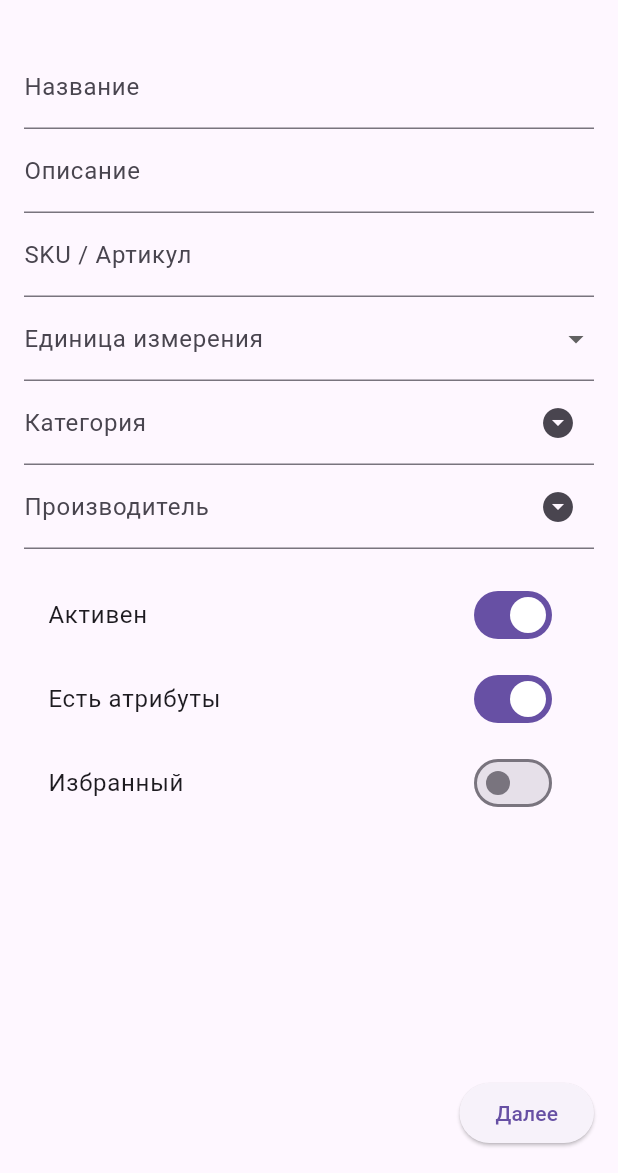
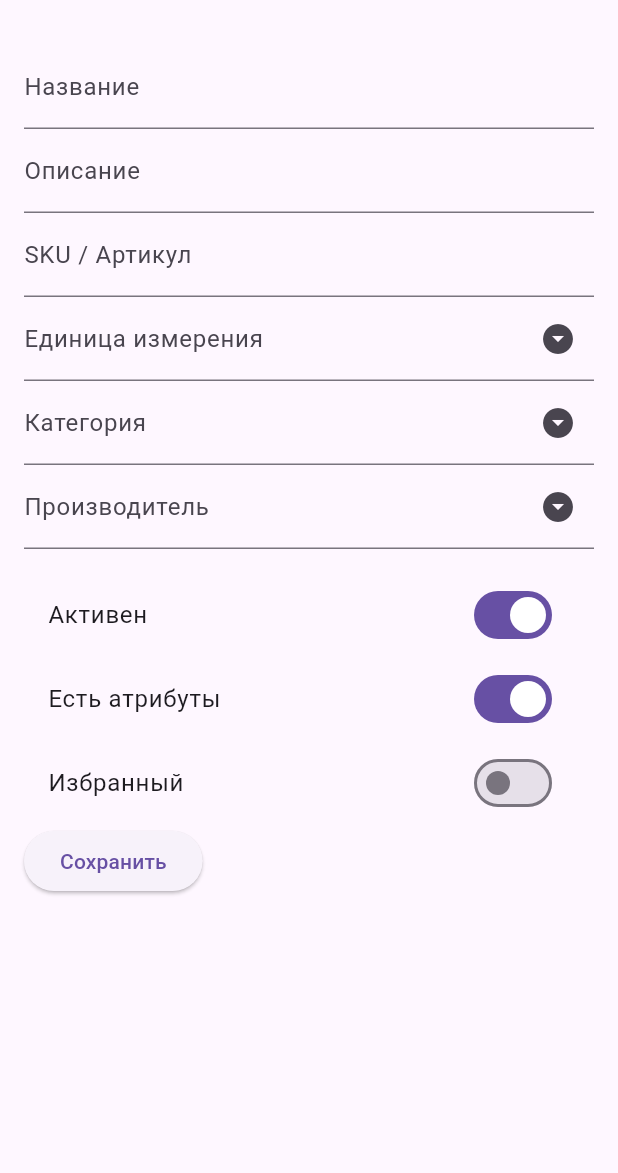
Before and after one commit to cnurba/service_admin, a Flutter app: the NewProductScreen screen opened directly, after a tap on "Есть атрибуты", on a phone screen of 412 x 824 dp, the part 63-1236 px from its top. Run offline on Flutter 3.47's test engine with Material 3 defaults, Android fonts, the phone set to English and light mode, and no system bars; our stand-ins replace dio, equatable, flutter_riverpod, flutter_secure_storage, flutter_slidable, get_it and 1 more; accounts and stored records are empty.

Commit message:
unit screen

```diff
--- a/lib/app/shop/products/application/application/new_product_provider/new_product_controller.dart
+++ b/lib/app/shop/products/application/application/new_product_provider/new_product_controller.dart
@@ -3,6 +3,7 @@ import 'package:service_admin/app/shop/brands/domain/models/brand_model.dart';
 import 'package:service_admin/app/shop/categories/domain/models/category_model.dart';
 import 'package:service_admin/app/shop/products/application/application/new_product_provider/new_product_state.dart';
 import 'package:service_admin/app/shop/products/domain/repositories/i_product_repository.dart';
+import 'package:service_admin/app/shop/units/domain/unit_model.dart';
 import 'package:service_admin/core/enums/state_type.dart';
 
 class NewProductController extends StateNotifier<NewProductState> {
@@ -34,7 +35,7 @@ class NewProductController extends StateNotifier<NewProductState> {
     state = state.copyWith(newProduct: state.newProduct.copyWith(sku: sku));
   }
 
-  void setUnit(String unit) {
+  void setUnit(UnitModel unit) {
     state = state.copyWith(newProduct: state.newProduct.copyWith(unit: unit));
   }
 
--- a/lib/app/shop/products/domain/models/new/new_product_model.dart
+++ b/lib/app/shop/products/domain/models/new/new_product_model.dart
@@ -1,18 +1,18 @@
 import 'package:equatable/equatable.dart';
-import 'package:flutter/foundation.dart';
 import 'package:service_admin/app/shop/brands/domain/models/brand_model.dart';
 import 'package:service_admin/app/shop/brands/infrastructure/dtos/brand_dto.dart';
 import 'package:service_admin/app/shop/categories/domain/models/category_model.dart';
 import 'package:service_admin/app/shop/categories/infrastructure/dtos/category_dto.dart';
+import 'package:service_admin/app/shop/units/domain/unit_model.dart';
 
-class NewProductModel extends Equatable {
+class NewProductModel extends Equatable{
   final String id;
   final String name;
   final String description;
   final CategoryModel category;
   final BrandModel brand;
-  final String unit;
-  final String sku; // артикул / SKU
+  final UnitModel unit;
+  final String sku;
   final bool isActive;
   final bool isFeatured;
   final bool hasAttributes;
@@ -37,7 +37,7 @@ class NewProductModel extends Equatable {
       description: '',
       category: CategoryModel.empty(),
       brand: BrandModel.empty(),
-      unit: '',
+      unit: UnitModel.empty(),
       sku: '',
       isActive: true,
       isFeatured: false,
@@ -53,7 +53,7 @@ class NewProductModel extends Equatable {
       'description': description,
       'category': CategoryDto.fromCategory(category).toJson(),
       'brand': BrandDto.fromBrand(brand).toJson(),
-      'unit': unit,
+      'unit': unit.toJson(unit),
       'sku': sku,
       'is_active': isActive,
       'is_featured': isFeatured,
@@ -67,7 +67,7 @@ class NewProductModel extends Equatable {
     String? description,
     CategoryModel? category,
     BrandModel? brand,
-    String? unit,
+    UnitModel? unit,
     String? sku,
     bool? isActive,
     bool? isFeatured,
--- a/lib/app/shop/products/domain/repositories/i_product_repository.dart
+++ b/lib/app/shop/products/domain/repositories/i_product_repository.dart
@@ -16,6 +16,8 @@ abstract class IProductRepository {
 
   Future<String> createProduct(NewProductModel product);
 
+  Future<List<String>> getProductImagesById(String uuid);
+
   /// Update an existing product.
   Future<void> updateProduct(String id, ProductModel product);
 
--- a/lib/app/shop/products/presentation/my_products/new/new_product_screen.dart
+++ b/lib/app/shop/products/presentation/my_products/new/new_product_screen.dart
@@ -1,11 +1,10 @@
 import 'package:flutter/material.dart';
 import 'package:flutter_riverpod/flutter_riverpod.dart';
-import 'package:service_admin/app/shop/brands/presentation/select/brand_select_text_field.dart';
-import 'package:service_admin/app/shop/categories/presentation/select/category_select_text_field.dart';
 import 'package:service_admin/app/shop/products/application/application/new_product_provider/new_product_controller.dart';
 import 'package:service_admin/app/shop/products/application/application/new_product_provider/new_product_provider.dart';
-import 'package:service_admin/app/shop/products/application/application/new_product_provider/new_product_state.dart';
-import 'package:service_admin/app/shop/products/presentation/my_products/new/widgets/product_field.dart';
+import 'package:service_admin/app/shop/products/presentation/my_products/new/pages/new_product_attribute_page.dart';
+import 'package:service_admin/app/shop/products/presentation/my_products/new/pages/new_product_images_page.dart';
+import 'package:service_admin/app/shop/products/presentation/my_products/new/pages/new_product_page.dart';
 import 'package:service_admin/core/enums/state_type.dart';
 
 class NewProductScreen extends ConsumerStatefulWidget {
@@ -17,16 +16,6 @@ class NewProductScreen extends ConsumerStatefulWidget {
 
 class _NewProductScreenState extends ConsumerState<NewProductScreen> {
   final _pageController = PageController();
-  final _formKey = GlobalKey<FormState>();
-
-  // Простейший список единиц измерения.
-  static const List<String> _units = [
-    "шт",
-    "кг",
-    "л",
-    "м",
-    "упаковка",
-  ]; // можно расширить
 
   int get _pageCount {
     final hasAttrs = ref.watch(newProductProvider).newProduct.hasAttributes;
@@ -77,14 +66,13 @@ class _NewProductScreenState extends ConsumerState<NewProductScreen> {
       }
     });
 
-    if (newProductState.stateType==StateType.success) {
+    if (newProductState.stateType == StateType.success) {
       // Успешно сохранено, выходим
       WidgetsBinding.instance.addPostFrameCallback((_) {
-         _goNext();
+        _goNext();
         // true - чтобы обновить список
       });
     }
-
     return Scaffold(
       appBar: AppBar(
         title: const Text('Новый товар'),
@@ -104,111 +92,19 @@ class _NewProductScreenState extends ConsumerState<NewProductScreen> {
               physics: const NeverScrollableScrollPhysics(),
               // управляем кнопками
               children: [
-                _buildFormPage(context, newProductState, controller, _formKey),
-                _buildImagesPage(),
-                if (_pageCount == 3) _buildAttributesPage(),
+                NewProductPage(),
+                NewProductImagesPage(),
+                if (_pageCount == 3) NewProductAttributeScreen(),
               ],
             ),
           ),
-          _buildNavigationBar(_formKey, controller),
+          //_buildNavigationBar(),
         ],
       ),
     );
   }
 
-  Widget _buildFormPage(
-    BuildContext context,
-    NewProductState newProductState,
-    NewProductController controller,
-    GlobalKey<FormState> formKey,
-  ) {
-    final product = newProductState.newProduct;
-    return Form(
-      key: formKey,
-      child: SingleChildScrollView(
-        padding: const EdgeInsets.all(16),
-        child: Column(
-          crossAxisAlignment: CrossAxisAlignment.start,
-          children: [
-            ProductField(
-              title: 'Название',
-              initialValue: product.name,
-              onChanged: controller.setName,
-            ),
-
-            ProductField(
-              title: 'Описание',
-              initialValue: product.name,
-              onChanged: controller.setName,
-            ),
-
-            ProductField(
-              title: 'SKU / Артикул',
-              initialValue: product.name,
-              onChanged: controller.setName,
-            ),
-            // Dropdown единиц
-            DropdownButtonFormField<String>(
-              value: product.unit.isEmpty ? null : product.unit,
-              decoration: const InputDecoration(labelText: 'Единица измерения'),
-              items: _units
-                  .map(
-                    (u) => DropdownMenuItem<String>(value: u, child: Text(u)),
-                  )
-                  .toList(),
-              onChanged: (v) {
-                if (v != null) controller.setUnit(v);
-              },
-            ),
-
-            CategorySelectTextField(
-              initialValue: product.category.name,
-              onSelected: (category) {
-                controller.setCategory(category);
-              },
-            ),
-
-            BrandSelectTextField(
-              initialValue: product.brand.name,
-              onSelected: (brand) {
-                controller.setBrand(brand);
-              },
-            ),
-
-            const SizedBox(height: 16),
-            SwitchListTile(
-              title: const Text('Активен'),
-              value: product.isActive,
-              onChanged: controller.setIsActive,
-            ),
-            SwitchListTile(
-              title: const Text('Есть атрибуты'),
-              value: product.hasAttributes,
-              onChanged: controller.setHasAttributes,
-            ),
-            SwitchListTile(
-              title: const Text('Избранный'),
-              value: product.isFeatured,
-              onChanged: controller.setIsFeatured,
-            ),
-          ],
-        ),
-      ),
-    );
-  }
-
-  Widget _buildImagesPage() {
-    return const Center(child: Text('Страница изображений (пока пусто)'));
-  }
-
-  Widget _buildAttributesPage() {
-    return const Center(child: Text('Страница атрибутов (пока пусто)'));
-  }
-
-  Widget _buildNavigationBar(
-    GlobalKey<FormState> formKey,
-    NewProductController controller,
-  ) {
+  Widget _buildNavigationBar() {
     final idx = _pageController.hasClients
         ? _pageController.page?.round() ?? 0
         : 0;
@@ -228,10 +124,10 @@ class _NewProductScreenState extends ConsumerState<NewProductScreen> {
                     case 0:
                       {
                         // Validate form
-                        if (formKey.currentState?.validate() ?? false) {
-                          controller.post();
-                          //_goNext();
-                        }
+                        // if (formKey.currentState?.validate() ?? false) {
+                        //controller.post();
+                        _goNext();
+                        //  }
                       }
                     case 1:
                       _goNext;
--- /dev/null
+++ b/lib/app/shop/products/presentation/my_products/new/pages/new_product_page.dart
@@ -0,0 +1,140 @@
+import 'package:flutter/material.dart';
+import 'package:flutter_riverpod/flutter_riverpod.dart';
+import 'package:service_admin/app/shop/brands/presentation/select/brand_select_text_field.dart';
+import 'package:service_admin/app/shop/categories/presentation/select/category_select_text_field.dart';
+import 'package:service_admin/app/shop/products/application/application/new_product_provider/new_product_controller.dart';
+import 'package:service_admin/app/shop/products/application/application/new_product_provider/new_product_provider.dart';
+import 'package:service_admin/app/shop/products/application/application/new_product_provider/new_product_state.dart';
+import 'package:service_admin/app/shop/products/presentation/my_products/new/pages/new_product_images_page.dart';
+import 'package:service_admin/app/shop/products/presentation/my_products/new/widgets/product_field.dart';
+import 'package:service_admin/app/shop/units/presentation/unit_select_text_field.dart';
+import 'package:service_admin/core/enums/state_type.dart';
+
+
+class NewProductPage extends ConsumerStatefulWidget {
+  const NewProductPage({super.key});
+
+  @override
+  ConsumerState<NewProductPage> createState() => _NewProductScreenState();
+}
+
+class _NewProductScreenState extends ConsumerState<NewProductPage> {
+  final _pageController = PageController();
+  final _formKey = GlobalKey<FormState>();
+
+  int get _pageCount {
+    final hasAttrs = ref
+        .watch(newProductProvider)
+        .newProduct
+        .hasAttributes;
+    return hasAttrs ? 3 : 2; // 1: форма, 2: изображения, 3 (опц): атрибуты
+  }
+
+  @override
+  void dispose() {
+    _pageController.dispose();
+    super.dispose();
+  }
+
+  @override
+  Widget build(BuildContext context) {
+    final newProductState = ref.watch(newProductProvider);
+    final product = newProductState.newProduct;
+    final NewProductController controller = ref.read(
+      newProductProvider.notifier,
+    );
+    // Если пользователь снял галочку hasAttributes, а мы стоим на последней (3й) странице — вернемся назад.
+    WidgetsBinding.instance.addPostFrameCallback((_) {
+      final current = _pageController.page?.round() ?? 0;
+      if (current == 2 && _pageCount == 2) {
+        _pageController.animateToPage(
+          1,
+          duration: const Duration(milliseconds: 200),
+          curve: Curves.easeInOut,
+        );
+      }
+    });
+
+    if (newProductState.stateType == StateType.success) {
+      // Успешно сохранено, выходим
+      WidgetsBinding.instance.addPostFrameCallback((_) {
+        //_goNext();
+        // true - чтобы обновить список
+      });
+    }
+
+    return Form(
+      key: _formKey,
+      child: SingleChildScrollView(
+        padding: const EdgeInsets.all(16),
+        child: Column(
+          crossAxisAlignment: CrossAxisAlignment.start,
+          children: [
+            ProductField(
+              title: 'Название',
+              initialValue: product.name,
+              onChanged: controller.setName,
+            ),
+
+            ProductField(
+              title: 'Описание',
+              initialValue: product.description,
+              onChanged: controller.setDescription,
+            ),
+
+            ProductField(
+              title: 'SKU / Артикул',
+              initialValue: product.sku,
+              onChanged: controller.setSku,
+            ),
+            // Dropdown единиц
+            UnitSelectTextField(
+              onSelected: controller.setUnit,
+              initialValue: product.unit.name,
+            ),
+
+            CategorySelectTextField(
+              initialValue: product.category.name,
+              onSelected: (category) {
+                controller.setCategory(category);
+              },
+            ),
+
+            BrandSelectTextField(
+              initialValue: product.brand.name,
+              onSelected: (brand) {
+                controller.setBrand(brand);
+              },
+            ),
+
+            const SizedBox(height: 16),
+            SwitchListTile(
+              title: const Text('Активен'),
+              value: product.isActive,
+              onChanged: controller.setIsActive,
+            ),
+            SwitchListTile(
+              title: const Text('Есть атрибуты'),
+              value: product.hasAttributes,
+              onChanged: controller.setHasAttributes,
+            ),
+            SwitchListTile(
+              title: const Text('Избранный'),
+              value: product.isFeatured,
+              onChanged: controller.setIsFeatured,
+            ),
+
+            ElevatedButton(onPressed:(){
+              if( _formKey.currentState?.validate() ?? false){
+                controller.post();
+              }
+
+            } , child: const Text('Сохранить')),
+          ],
+        ),
+      ),
+    );
+  }
+
+
+}
--- /dev/null
+++ b/lib/app/shop/units/domain/i_unit_repository.dart
@@ -0,0 +1,6 @@
+import 'package:service_admin/app/shop/units/domain/unit_model.dart';
+
+abstract class IUnitRepository {
+  /// Get all units.
+  Future<List<UnitModel>> getAllUnits();
+}
--- /dev/null
+++ b/lib/app/shop/units/domain/unit_model.dart
@@ -0,0 +1,45 @@
+import 'package:equatable/equatable.dart';
+
+class UnitModel extends Equatable{
+  final String uuid;
+  final String name;
+
+  const UnitModel({
+    required this.uuid,
+    required this.name,
+  });
+
+  factory UnitModel.empty() {
+    return const UnitModel(
+      uuid: '',
+      name: '',
+    );
+  }
+
+  factory UnitModel.fromJson(Map<String, dynamic> json) {
+    return UnitModel(
+      uuid: json['uuid'] ?? '',
+      name: json['name'] ?? '',
+    );
+  }
+
+  copyWith({
+    String? uuid,
+    String? name,
+  }) {
+    return UnitModel(
+      uuid: uuid ?? this.uuid,
+      name: name ?? this.name,
+    );
+  }
+
+  @override
+  List<Object?> get props => [uuid, name];
+
+   toJson(UnitModel unit) {
+    return {
+      'uuid': unit.uuid,
+      'name': unit.name,
+    };
+   }
+}
--- /dev/null
+++ b/lib/app/shop/units/presentation/unit_select_text_field.dart
@@ -0,0 +1,76 @@
+import 'package:flutter/material.dart';
+import 'package:service_admin/app/shop/brands/domain/models/brand_model.dart';
+import 'package:service_admin/app/shop/brands/presentation/select/brand_selectable_screen.dart';
+import 'package:service_admin/app/shop/categories/domain/models/category_model.dart';
+import 'package:service_admin/app/shop/categories/presentation/select/category_selectable_screen.dart';
+import 'package:service_admin/app/shop/units/domain/unit_model.dart';
+import 'package:service_admin/app/shop/units/presentation/unit_selectable_screen.dart';
+
+class UnitSelectTextField extends StatefulWidget {
+  const UnitSelectTextField({
+    super.key,
+    required this.initialValue,
+    required this.onSelected,
+  });
+
+  final String initialValue;
+  final Function(UnitModel) onSelected;
+
+  @override
+  State<UnitSelectTextField> createState() =>
+      _StateUnitSelectTextField();
+}
+
+class _StateUnitSelectTextField extends State<UnitSelectTextField> {
+  TextEditingController controller = TextEditingController();
+
+  @override
+  void initState() {
+    controller.text = widget.initialValue;
+    super.initState();
+  }
+
+  @override
+  void dispose() {
+    controller.dispose();
+    super.dispose();
+  }
+
+  @override
+  Widget build(BuildContext context) {
+    return TextFormField(
+      controller: controller,
+      validator: (value) {
+        if (value == null || value.isEmpty) {
+          return 'Пожалуйста, выберите единицу измерения';
+        }
+        return null;
+      },
+      decoration: InputDecoration(
+        labelText: 'Единица измерения',
+        suffixIcon: IconButton(
+          icon: Icon(Icons.arrow_drop_down_circle),
+          onPressed: () async {
+            final UnitModel? result = await showModalBottomSheet(
+              context: context,
+              isScrollControlled: true,
+              builder: (context) {
+                return FractionallySizedBox(
+                  heightFactor: 0.85,
+                  child: UnitSelectableScreen(),
+                );
+              },
+            );
+
+            if (result != null) {
+              controller.text = result.name;
+              widget.onSelected(result);
+            }
+          },
+        ),
+      ),
+      //onChanged: controller.setCategory,
+      readOnly: true,
+    );
+  }
+}
--- a/lib/core/http/dio_interceptor.dart
+++ b/lib/core/http/dio_interceptor.dart
@@ -18,6 +18,7 @@ class DioInterceptor extends Interceptor {
   ) async {
     var headers = {'Content-Type': 'application/json; charset=UTF-8'};
     options.headers.addAll(headers);
+
 
     if (!options.path.contains('GetToken')) {
       final token = await _authRepository.getSignedToken();
--- a/lib/main.dart
+++ b/lib/main.dart
@@ -2,6 +2,7 @@ import 'package:dio/dio.dart';
 import 'package:flutter/material.dart';
 import 'package:flutter_riverpod/flutter_riverpod.dart';
 import 'package:service_admin/core/http/dio_interceptor.dart';
+import 'package:service_admin/core/http/server_address.dart';
 import 'package:service_admin/injection.dart';
 import 'package:service_admin/run_service_admin_app.dart';
 
@@ -13,6 +14,7 @@ void main() async{
   /// and add any interceptors you might need for logging, error handling, etc.
   getIt<Dio>()
     ..options = BaseOptions(
+      baseUrl: ServerAddress().baseUrl, // Replace with your API base URL
       connectTimeout: const Duration(milliseconds: 7000),
       receiveTimeout: const Duration(milliseconds: 6000),
       sendTimeout: const Duration(milliseconds: 6000),
```
Also changed, not shown: lib/app/shop/products/application/application/new_product_images/new_poduct_image_state.dart (added, +32 -0 lines), lib/app/shop/products/application/application/new_product_images/new_product_image_controller.dart (added, +20 -0 lines), lib/app/shop/products/application/application/new_product_images/new_product_image_provider.dart (added, +12 -0 lines), lib/app/shop/products/infrastructure/repositories/product_repository.dart (+7 -2 lines), lib/app/shop/products/presentation/my_products/new/pages/new_product_attribute_page.dart (added, +11 -0 lines), lib/app/shop/products/presentation/my_products/new/pages/new_product_images_page.dart (added, +25 -0 lines), lib/app/shop/units/application/unit_future_provider.dart (added, +15 -0 lines), lib/app/shop/units/infrastructure/unit_repository.dart (added, +27 -0 lines), lib/app/shop/units/presentation/unit_selectable_screen.dart (added, +43 -0 lines).
